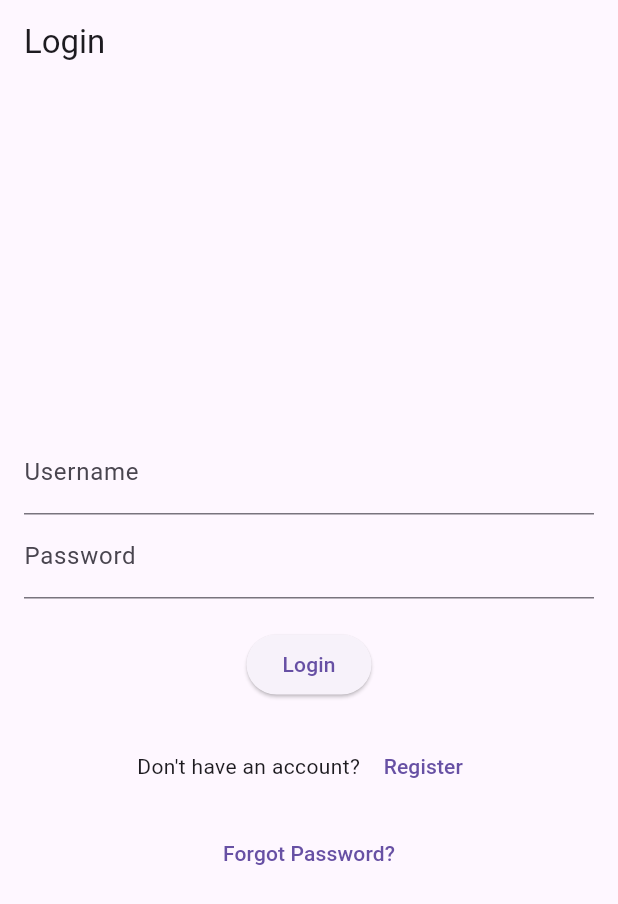
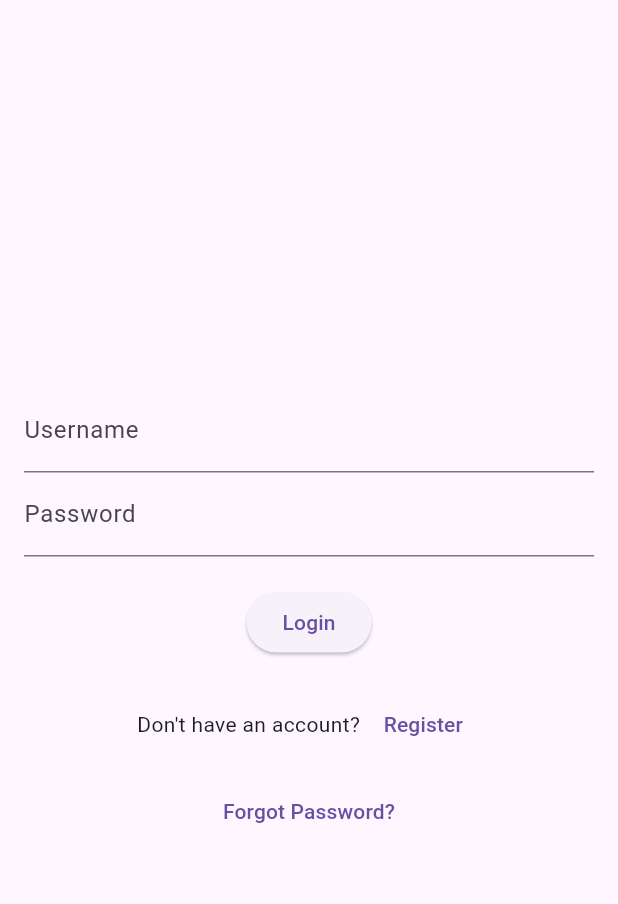
Before and after one commit to OCRServiceCMC/mobile_ocr, a Flutter app: the screen it shows after launch, on a phone screen of 412 x 824 dp. Shown: the top 904 px of the screen. Run offline on Flutter 3.47's test engine with Material 3 defaults, Android fonts, the phone set to English and light mode, and no system bars; our stand-ins replace file_picker, permission_handler, shared_preferences.

```diff
--- a/lib/pages/loginregister/login.dart
+++ b/lib/pages/loginregister/login.dart
@@ -59,9 +59,6 @@ class LoginPage extends StatelessWidget {
     }
 
     return Scaffold(
-      appBar: AppBar(
-        title: const Text('Login'),
-      ),
       body: Padding(
         padding: const EdgeInsets.all(16.0),
         child: Column(
```
